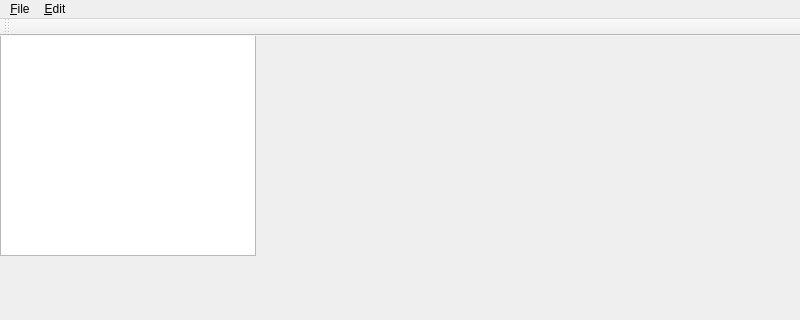
This is src/gui-qt/metasprite/spriteimporter/mainwindow.ui in undisbeliever/untech-editor as Qt 5 draws it before an edit; both pictures show x 0 to 800 and y 0 to 320 of the 800 by 500 pixel window. The edited form follows.
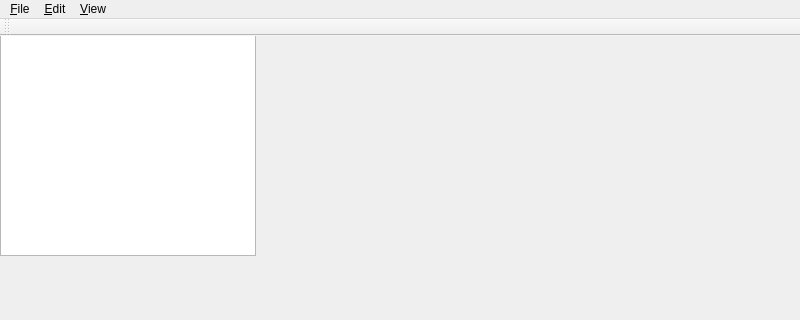
This is the edited form. Custom widgets are drawn as their Qt base class.

What changed in the file:
```diff
--- a/src/gui-qt/metasprite/spriteimporter/mainwindow.ui
+++ b/src/gui-qt/metasprite/spriteimporter/mainwindow.ui
@@ -47,8 +47,14 @@
      <string>&amp;Edit</string>
     </property>
    </widget>
+   <widget class="QMenu" name="menuView">
+    <property name="title">
+     <string>&amp;View</string>
+    </property>
+   </widget>
    <addaction name="menuFile"/>
    <addaction name="menuEdit"/>
+   <addaction name="menuView"/>
   </widget>
   <widget class="QToolBar" name="mainToolBar">
    <attribute name="toolBarArea">
```
